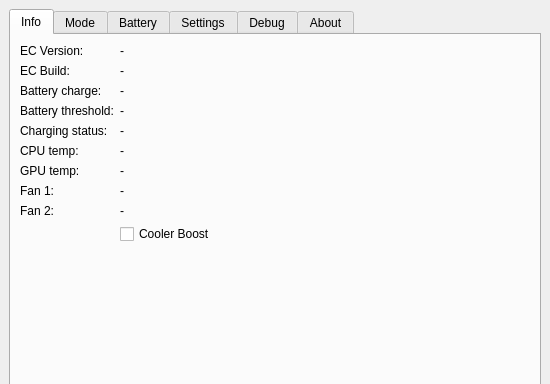
dmitry-s93/MControlCenter, file src/mainwindow.ui: the form before one commit; both pictures show x 0 to 550 and y 0 to 384 of the 550 by 550 pixel window.
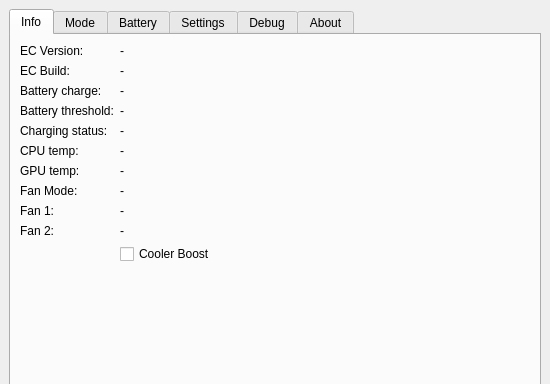
The form after the commit.

Commit message: Added fan mode display

The edit to the form file:
```diff
--- a/src/mainwindow.ui
+++ b/src/mainwindow.ui
@@ -144,42 +144,42 @@
           </property>
          </widget>
         </item>
-        <item row="7" column="0">
+        <item row="8" column="0">
          <widget class="QLabel" name="label_8">
           <property name="text">
            <string>Fan 1:</string>
           </property>
          </widget>
         </item>
-        <item row="7" column="1">
+        <item row="8" column="1">
          <widget class="QLabel" name="fan1ValueLabel">
           <property name="text">
            <string notr="true">-</string>
           </property>
          </widget>
         </item>
-        <item row="8" column="0">
+        <item row="9" column="0">
          <widget class="QLabel" name="label_9">
           <property name="text">
            <string>Fan 2:</string>
           </property>
          </widget>
         </item>
-        <item row="8" column="1">
-         <widget class="QLabel" name="fan2ValueLabel">
-          <property name="text">
-           <string notr="true">-</string>
-          </property>
-         </widget>
-        </item>
         <item row="9" column="1">
+         <widget class="QLabel" name="fan2ValueLabel">
+          <property name="text">
+           <string notr="true">-</string>
+          </property>
+         </widget>
+        </item>
+        <item row="10" column="1">
          <widget class="QCheckBox" name="coolerBoostCheckBox">
           <property name="text">
            <string>Cooler Boost</string>
           </property>
          </widget>
         </item>
-        <item row="10" column="0">
+        <item row="11" column="0">
          <spacer name="verticalSpacer_2">
           <property name="orientation">
            <enum>Qt::Vertical</enum>
@@ -192,7 +192,7 @@
           </property>
          </spacer>
         </item>
-        <item row="10" column="1">
+        <item row="11" column="1">
          <spacer name="verticalSpacer_3">
           <property name="orientation">
            <enum>Qt::Vertical</enum>
@@ -205,6 +205,20 @@
           </property>
          </spacer>
         </item>
+        <item row="7" column="0">
+         <widget class="QLabel" name="label_14">
+          <property name="text">
+           <string>Fan Mode:</string>
+          </property>
+         </widget>
+        </item>
+        <item row="7" column="1">
+         <widget class="QLabel" name="fanModeValueLabel">
+          <property name="text">
+           <string notr="true">-</string>
+          </property>
+         </widget>
+        </item>
        </layout>
       </widget>
       <widget class="QWidget" name="modeTab">
```
Left out of the diff: 2 changed lines with no effect on the pictures. The commit also changes 10 other files.
